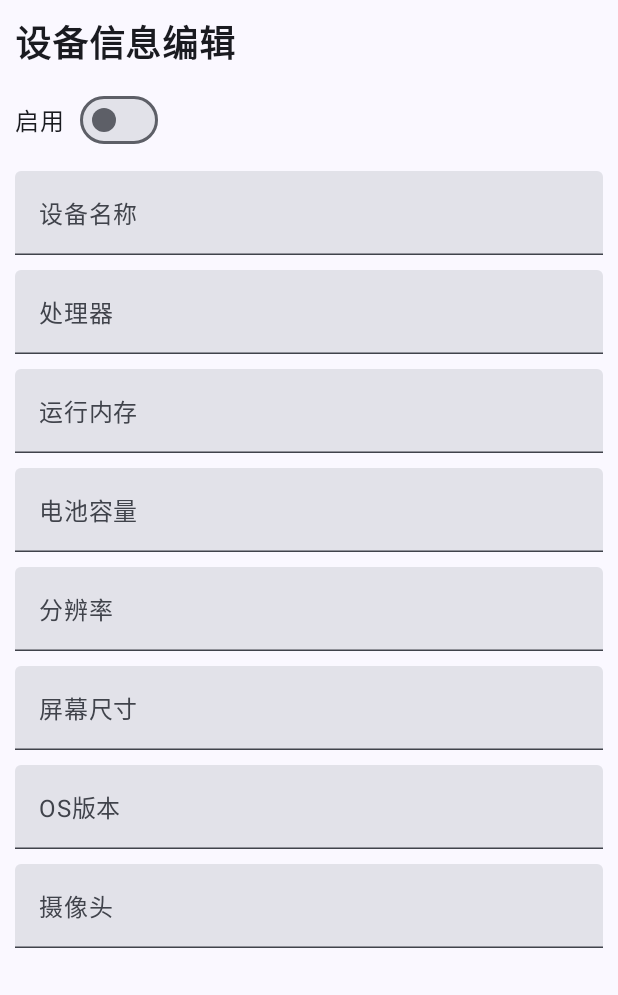
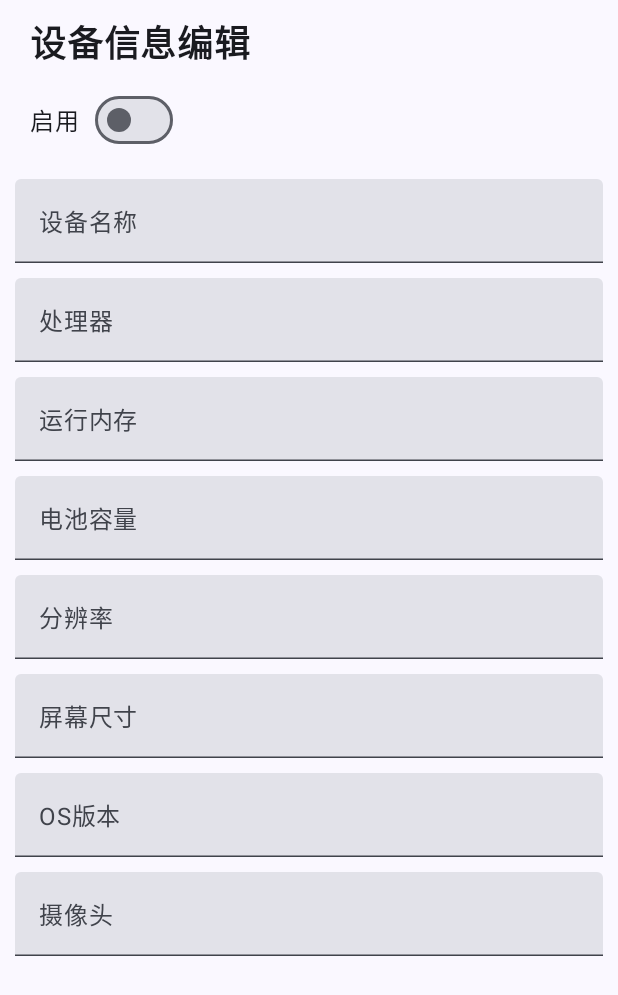
Before and after one commit to xmbest/FeatHyper, an Android app built with Jetpack Compose: the SETTINGS_DEVICE_INFO screen opened through its navigation route, on a phone screen of 412 x 824 dp. Shown: the top 995 px of the screen. Run offline under Robolectric (Android 15) with nearby library versions, the phone set to English and light mode, and no system bars.

Commit message:
feat: 调整ui

```diff
--- a/app/src/main/java/me/xmbest/hyper/ui/screen/SettingsDeviceInfoScreen.kt
+++ b/app/src/main/java/me/xmbest/hyper/ui/screen/SettingsDeviceInfoScreen.kt
@@ -39,17 +39,16 @@ fun SettingsDeviceInfoScreen(
     Column(
         modifier = Modifier
             .fillMaxSize()
-            .padding(10.dp)
     ) {
         Text(
             text = stringResource(id = R.string.device_info_edit),
             fontWeight = FontWeight.Bold,
             fontSize = TextUnit(24f, TextUnitType.Sp),
-            modifier = Modifier.padding(bottom = 10.dp).clickable {
+            modifier = Modifier.padding(start = 20.dp, bottom = 10.dp, top = 10.dp).clickable {
                 navController.popBackStack()
             }
         )
-        Row(verticalAlignment = Alignment.CenterVertically, modifier = Modifier.padding(bottom = 10.dp)) {
+        Row(verticalAlignment = Alignment.CenterVertically, modifier = Modifier.padding(start = 20.dp, end = 10.dp, bottom = 5.dp)) {
             Text(stringResource(R.string.enable), modifier = Modifier.clickable {
                 viewModel.updateDeviceEditState(!viewModel.enable.value)
             })
@@ -63,7 +62,7 @@ fun SettingsDeviceInfoScreen(
                 viewModel.updateDeviceNameValue(it)
             },
             label = { Text(text = SettingsCons.deviceName.second) },
-            modifier = Modifier.fillMaxWidth()
+            modifier = Modifier.fillMaxWidth().padding(10.dp)
         )
 
         SettingsCons.deviceInfoMap.forEach { map ->
@@ -81,7 +80,7 @@ fun SettingsDeviceInfoScreen(
                     SPUtils.setString(map.value, it)
                 }, label = { Text(text = map.key) }, modifier = Modifier
                     .fillMaxWidth()
-                    .padding(top = 10.dp)
+                    .padding(start = 10.dp, end = 10.dp, bottom = 10.dp)
             )
         }
     }
--- a/app/src/main/java/me/xmbest/hyper/ui/screen/SettingsScreen.kt
+++ b/app/src/main/java/me/xmbest/hyper/ui/screen/SettingsScreen.kt
@@ -27,13 +27,12 @@ fun SettingsScreen(navController: NavHostController?) {
     Column(
         modifier = Modifier
             .fillMaxSize()
-            .padding(10.dp)
     ) {
         Text(
             text = stringResource(id = R.string.system_settings),
             fontWeight = FontWeight.Bold,
             fontSize = TextUnit(24f, TextUnitType.Sp),
-            modifier = Modifier.padding(10.dp)
+            modifier = Modifier.padding(start = 20.dp, top = 10.dp, bottom = 10.dp)
         )
         RouterCons.getSettingsList().forEach {
             ListItem(
@@ -48,7 +47,7 @@ fun SettingsScreen(navController: NavHostController?) {
                     .clickable {
                         navController?.navigate(it.second)
                     }
-                    .padding(start = 5.dp)
+                    .padding(start = 10.dp, end = 10.dp, bottom = 5.dp)
             )
         }
     }
--- a/app/src/main/java/me/xmbest/hyper/ui/screen/SystemuiLockScreen.kt
+++ b/app/src/main/java/me/xmbest/hyper/ui/screen/SystemuiLockScreen.kt
@@ -25,17 +25,17 @@ fun SystemuiLockScreen(navController: NavHostController,viewModel: SystemuiLockV
     Column(
         modifier = Modifier
             .fillMaxSize()
-            .padding(10.dp)
     ) {
         Text(
             text = stringResource(id = R.string.systemui_lock),
             fontWeight = FontWeight.Bold,
             fontSize = TextUnit(24f, TextUnitType.Sp),
-            modifier = Modifier.padding(bottom = 10.dp).clickable {
+            modifier = Modifier.padding(top = 10.dp, start = 20.dp, bottom = 5.dp).clickable {
                 navController.popBackStack()
             }
         )
-        Row(verticalAlignment = Alignment.CenterVertically, modifier = Modifier.padding(bottom = 10.dp)) {
+
+        Row(verticalAlignment = Alignment.CenterVertically, modifier = Modifier.padding(start = 20.dp, bottom = 10.dp)) {
             Text(stringResource(R.string.system_systemui_enable_lock_show_sim), modifier = Modifier.clickable {
                 viewModel.updateLockShowSimName(!viewModel.enableLockShowSimName.value)
             })
--- a/app/src/main/java/me/xmbest/hyper/ui/screen/SystemuiScreen.kt
+++ b/app/src/main/java/me/xmbest/hyper/ui/screen/SystemuiScreen.kt
@@ -25,13 +25,12 @@ fun SystemuiScreen(navController: NavHostController) {
     Column(
         modifier = Modifier
             .fillMaxSize()
-            .padding(10.dp)
     ) {
         Text(
             text = stringResource(id = R.string.system_systemui),
             fontWeight = FontWeight.Bold,
             fontSize = TextUnit(24f, TextUnitType.Sp),
-            modifier = Modifier.padding(10.dp)
+            modifier = Modifier.padding(start = 20.dp, bottom = 10.dp, top = 10.dp)
         )
         RouterCons.getSystemUiList().forEach {
             ListItem(
@@ -46,7 +45,7 @@ fun SystemuiScreen(navController: NavHostController) {
                     .clickable {
                         navController.navigate(it.second)
                     }
-                    .padding(start = 5.dp)
+                    .padding(start = 10.dp, end = 10.dp, bottom = 5.dp)
             )
         }
     }
```
Also changed, not shown: app/src/main/java/me/xmbest/hyper/ui/screen/LockScreen.kt (deleted, +0 -9 lines), 1 other file.
